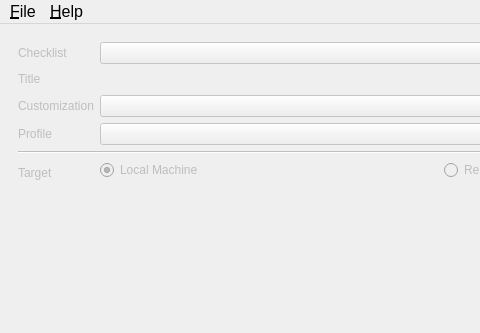
OpenSCAP/scap-workbench, file ui/MainWindow.ui: the form before one commit; both pictures show x 0 to 480 and y 0 to 333 of the 800 by 650 pixel window.
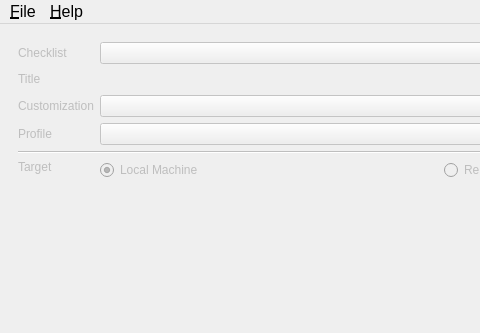
The form after the commit. Custom widgets are drawn as their Qt base class.

Commit message: Don't shift Target label when remote machine is selected in target combobox

```diff
--- a/ui/MainWindow.ui
+++ b/ui/MainWindow.ui
@@ -108,15 +108,12 @@
        </item>
        <item row="8" column="0">
         <widget class="QLabel" name="label">
-         <property name="sizePolicy">
-          <sizepolicy hsizetype="Preferred" vsizetype="Maximum">
-           <horstretch>0</horstretch>
-           <verstretch>0</verstretch>
-          </sizepolicy>
-         </property>
          <property name="text">
           <string>Target</string>
          </property>
+         <property name="alignment">
+          <set>Qt::AlignLeading|Qt::AlignLeft|Qt::AlignTop</set>
+         </property>
         </widget>
        </item>
        <item row="5" column="0">
```
